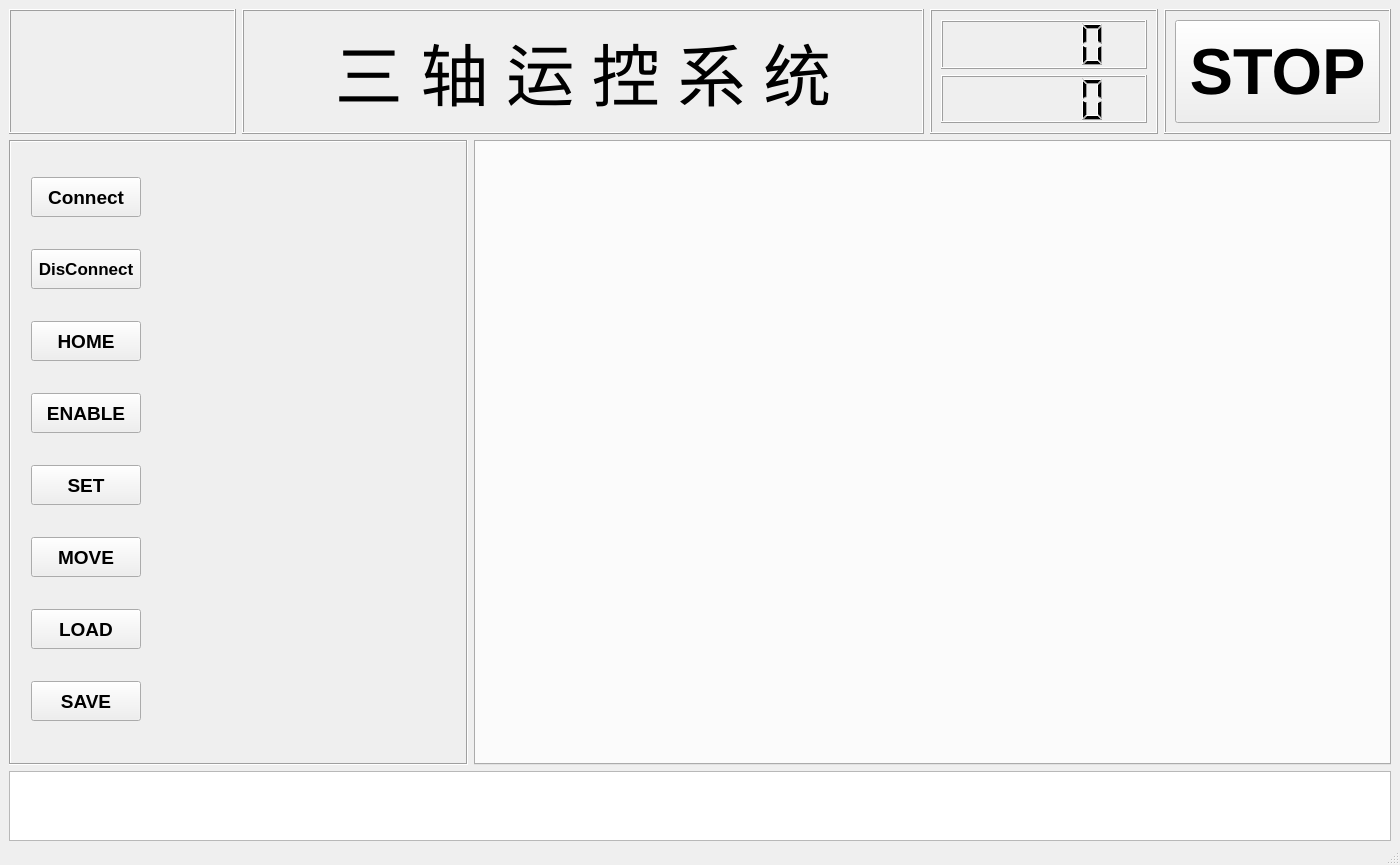
Old version of the form mainwindow.ui in the repository JintaoFeng/huawei_MotionStage_2.
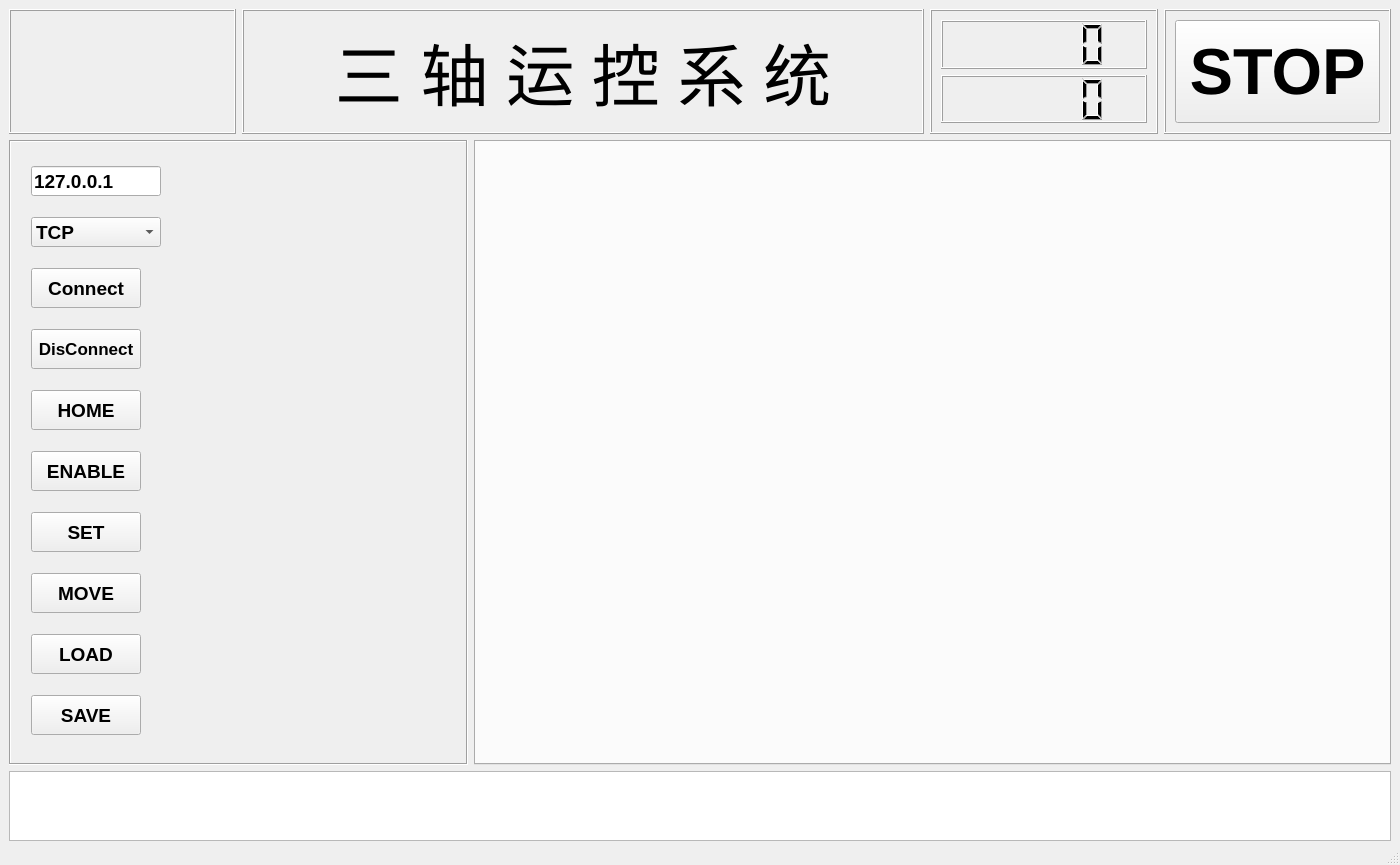
New version of the form.

What changed in the file:
```diff
--- a/mainwindow.ui
+++ b/mainwindow.ui
@@ -178,7 +178,7 @@
         <property name="frameShadow">
          <enum>QFrame::Sunken</enum>
         </property>
-        <layout class="QVBoxLayout" name="verticalLayout_4" stretch="1,0,1,1,0,0,0,0">
+        <layout class="QVBoxLayout" name="verticalLayout_4" stretch="0,0,1,0,1,1,0,0,0,0">
          <property name="sizeConstraint">
           <enum>QLayout::SetDefaultConstraint</enum>
          </property>
@@ -191,6 +191,59 @@
          <property name="bottomMargin">
           <number>9</number>
          </property>
+         <item>
+          <widget class="QLineEdit" name="IPEdit">
+           <property name="maximumSize">
+            <size>
+             <width>130</width>
+             <height>30</height>
+            </size>
+           </property>
+           <property name="font">
+            <font>
+             <pointsize>14</pointsize>
+             <weight>75</weight>
+             <bold>true</bold>
+            </font>
+           </property>
+           <property name="text">
+            <string>127.0.0.1</string>
+           </property>
+          </widget>
+         </item>
+         <item>
+          <widget class="QComboBox" name="connectBox">
+           <property name="minimumSize">
+            <size>
+             <width>100</width>
+             <height>0</height>
+            </size>
+           </property>
+           <property name="maximumSize">
+            <size>
+             <width>130</width>
+             <height>30</height>
+            </size>
+           </property>
+           <property name="font">
+            <font>
+             <pointsize>14</pointsize>
+             <weight>75</weight>
+             <bold>true</bold>
+            </font>
+           </property>
+           <item>
+            <property name="text">
+             <string>TCP</string>
+            </property>
+           </item>
+           <item>
+            <property name="text">
+             <string>Simulation</string>
+            </property>
+           </item>
+          </widget>
+         </item>
          <item>
           <widget class="QPushButton" name="connectBtn">
            <property name="sizePolicy">
```
